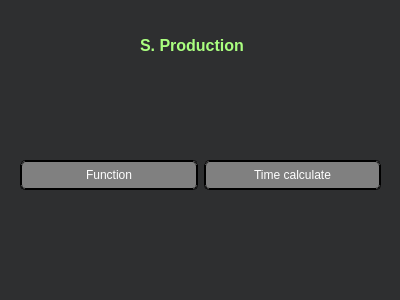
The window that secondwindow.ui (Sapfir0/QT_PROJECT) describes before a commit, drawn with Qt 5.
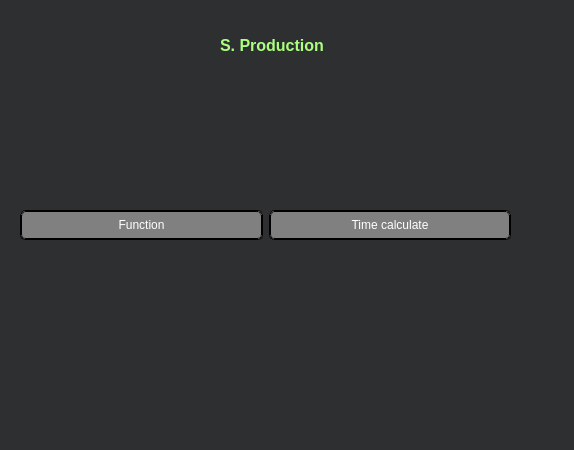
The same window after the commit.

Patch:
```diff
--- a/secondwindow.ui
+++ b/secondwindow.ui
@@ -6,8 +6,8 @@
    <rect>
     <x>0</x>
     <y>0</y>
-    <width>400</width>
-    <height>300</height>
+    <width>574</width>
+    <height>450</height>
    </rect>
   </property>
   <property name="windowTitle">
@@ -19,7 +19,7 @@
   <widget class="QLabel" name="label">
    <property name="geometry">
     <rect>
-     <x>140</x>
+     <x>220</x>
      <y>30</y>
      <width>141</width>
      <height>31</height>
@@ -37,8 +37,8 @@
     <rect>
      <x>20</x>
      <y>80</y>
-     <width>361</width>
-     <height>191</height>
+     <width>491</width>
+     <height>291</height>
     </rect>
    </property>
    <layout class="QHBoxLayout" name="horizontalLayout">
```
